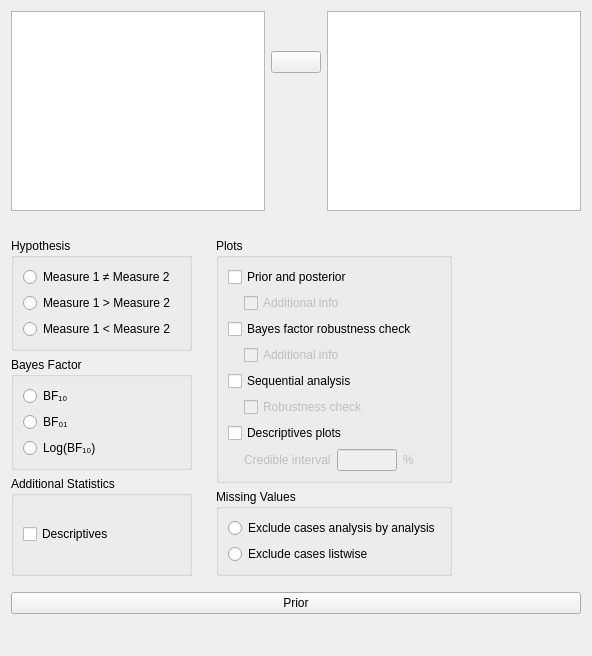
Old version of the form JASP-Desktop/analysisforms/ttestbayesianpairedsamplesform.ui in the repository jasp-stats/jasp-desktop.
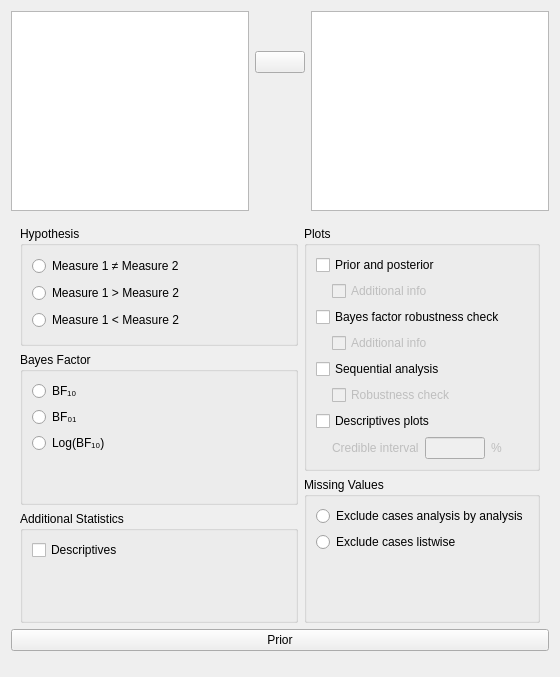
New version of the form. Custom widgets are drawn as their Qt base class.

Commit message:
Measure 1 > Measure 2 (an option for the Bayesian paired t-test) is cut off
Solves #2123

Some options in the Hypothesis in the Bayesian Paired Samples T-Test
were cut off.

Patch:
```diff
--- a/JASP-Desktop/analysisforms/ttestbayesianpairedsamplesform.ui
+++ b/JASP-Desktop/analysisforms/ttestbayesianpairedsamplesform.ui
@@ -6,8 +6,8 @@
    <rect>
     <x>0</x>
     <y>0</y>
-    <width>592</width>
-    <height>656</height>
+    <width>560</width>
+    <height>674</height>
    </rect>
   </property>
   <property name="sizePolicy">
@@ -19,184 +19,144 @@
   <property name="windowTitle">
    <string>Form</string>
   </property>
-  <layout class="QGridLayout" name="gridLayout_8">
-   <property name="verticalSpacing">
-    <number>0</number>
-   </property>
-   <item row="2" column="0">
-    <widget class="QWidget" name="priorBox" native="true">
-     <layout class="QGridLayout" name="gridLayout_10">
-      <property name="leftMargin">
-       <number>0</number>
-      </property>
-      <property name="topMargin">
-       <number>0</number>
-      </property>
-      <property name="rightMargin">
-       <number>0</number>
-      </property>
-      <item row="0" column="0" rowspan="2" colspan="2">
-       <widget class="ExpanderButton" name="expanderPrior">
-        <property name="text">
-         <string>Prior</string>
-        </property>
-       </widget>
-      </item>
-      <item row="3" column="0">
-       <widget class="SubjectivePriorsWidget" name="subjectivePriors" native="true">
-        <property name="sizePolicy">
-         <sizepolicy hsizetype="Expanding" vsizetype="Fixed">
-          <horstretch>0</horstretch>
-          <verstretch>0</verstretch>
-         </sizepolicy>
-        </property>
-        <property name="minimumSize">
-         <size>
-          <width>0</width>
-          <height>0</height>
-         </size>
-        </property>
-        <layout class="QGridLayout" name="gridLayout_12">
-         <property name="leftMargin">
-          <number>0</number>
-         </property>
-         <property name="topMargin">
-          <number>0</number>
-         </property>
-         <property name="rightMargin">
-          <number>0</number>
-         </property>
-         <property name="verticalSpacing">
-          <number>0</number>
-         </property>
-        </layout>
-       </widget>
-      </item>
-     </layout>
-    </widget>
-   </item>
-   <item row="1" column="0">
-    <widget class="QWidget" name="options" native="true">
-     <property name="sizePolicy">
-      <sizepolicy hsizetype="Fixed" vsizetype="Fixed">
-       <horstretch>0</horstretch>
-       <verstretch>0</verstretch>
-      </sizepolicy>
-     </property>
-     <layout class="QGridLayout" name="gridLayout_7">
-      <property name="leftMargin">
-       <number>0</number>
-      </property>
-      <property name="rightMargin">
-       <number>0</number>
-      </property>
-      <property name="bottomMargin">
-       <number>0</number>
-      </property>
-      <property name="horizontalSpacing">
-       <number>24</number>
-      </property>
-      <item row="0" column="0">
-       <widget class="QWidget" name="widget_2" native="true">
-        <property name="maximumSize">
-         <size>
-          <width>240</width>
-          <height>16777215</height>
-         </size>
-        </property>
         <layout class="QGridLayout" name="gridLayout_5">
+   <item row="0" column="0">
+    <widget class="QWidget" name="topWidget" native="true">
+     <property name="sizePolicy">
+      <sizepolicy hsizetype="Expanding" vsizetype="Fixed">
+       <horstretch>0</horstretch>
+       <verstretch>0</verstretch>
+      </sizepolicy>
+     </property>
+     <layout class="QGridLayout" name="gridLayout">
          <property name="leftMargin">
           <number>0</number>
          </property>
+      <property name="topMargin">
+       <number>0</number>
+      </property>
          <property name="rightMargin">
           <number>0</number>
          </property>
-         <item row="2" column="0">
-          <widget class="GroupBox" name="additionalStatisticsGroup">
-           <property name="title">
-            <string>Additional Statistics</string>
-           </property>
-           <layout class="QGridLayout" name="gridLayout_3">
-            <item row="0" column="0" colspan="2">
-             <widget class="BoundCheckBox" name="descriptives">
-              <property name="sizePolicy">
-               <sizepolicy hsizetype="Fixed" vsizetype="Fixed">
-                <horstretch>0</horstretch>
-                <verstretch>0</verstretch>
-               </sizepolicy>
-              </property>
-              <property name="text">
-               <string>Descriptives</string>
-              </property>
-             </widget>
-            </item>
-           </layout>
-          </widget>
-         </item>
-         <item row="1" column="0">
-          <widget class="BoundGroupBox" name="bayesFactorType">
-           <property name="title">
-            <string>Bayes Factor</string>
-           </property>
-           <property name="flat">
-            <bool>false</bool>
-           </property>
-           <layout class="QGridLayout" name="gridLayout_13">
-            <item row="1" column="0">
-             <widget class="QRadioButton" name="_2">
-              <property name="sizePolicy">
-               <sizepolicy hsizetype="Fixed" vsizetype="Fixed">
-                <horstretch>0</horstretch>
-                <verstretch>0</verstretch>
-               </sizepolicy>
-              </property>
-              <property name="text">
-               <string>BF₀₁</string>
-              </property>
-             </widget>
-            </item>
-            <item row="2" column="0">
-             <widget class="QRadioButton" name="_3">
-              <property name="sizePolicy">
-               <sizepolicy hsizetype="Fixed" vsizetype="Fixed">
-                <horstretch>0</horstretch>
-                <verstretch>0</verstretch>
-               </sizepolicy>
-              </property>
-              <property name="text">
-               <string>Log(BF₁₀)</string>
-              </property>
-             </widget>
-            </item>
-            <item row="0" column="0">
-             <widget class="QRadioButton" name="_1">
-              <property name="sizePolicy">
-               <sizepolicy hsizetype="Fixed" vsizetype="Fixed">
-                <horstretch>0</horstretch>
-                <verstretch>0</verstretch>
-               </sizepolicy>
-              </property>
-              <property name="text">
-               <string>BF₁₀</string>
-              </property>
-             </widget>
+      <property name="verticalSpacing">
+       <number>0</number>
+      </property>
+      <item row="0" column="1">
+       <spacer name="verticalSpacer_4">
+        <property name="orientation">
+         <enum>Qt::Vertical</enum>
+        </property>
+        <property name="sizeType">
+         <enum>QSizePolicy::Fixed</enum>
+        </property>
+        <property name="sizeHint" stdset="0">
+         <size>
+          <width>20</width>
+          <height>40</height>
+         </size>
+        </property>
+       </spacer>
+      </item>
+      <item row="2" column="1">
+       <spacer name="verticalSpacer_3">
+        <property name="orientation">
+         <enum>Qt::Vertical</enum>
+        </property>
+        <property name="sizeHint" stdset="0">
+         <size>
+          <width>20</width>
+          <height>40</height>
+         </size>
+        </property>
+       </spacer>
             </item>
             <item row="1" column="1">
-             <spacer name="horizontalSpacer">
-              <property name="orientation">
-               <enum>Qt::Horizontal</enum>
-              </property>
-              <property name="sizeHint" stdset="0">
+       <widget class="AssignButton" name="assignButton">
+        <property name="sizePolicy">
+         <sizepolicy hsizetype="Fixed" vsizetype="Fixed">
+          <horstretch>0</horstretch>
+          <verstretch>0</verstretch>
+         </sizepolicy>
+        </property>
+        <property name="minimumSize">
                <size>
-                <width>5</width>
-                <height>20</height>
-               </size>
-              </property>
-             </spacer>
+          <width>50</width>
+          <height>0</height>
+         </size>
+        </property>
+        <property name="maximumSize">
+         <size>
+          <width>50</width>
+          <height>16777215</height>
+         </size>
+        </property>
+        <property name="text">
+         <string/>
+        </property>
+       </widget>
+      </item>
+      <item row="0" column="0" rowspan="3">
+       <widget class="AvailableFieldsListView" name="availableFields">
+        <property name="sizePolicy">
+         <sizepolicy hsizetype="Preferred" vsizetype="Fixed">
+          <horstretch>0</horstretch>
+          <verstretch>0</verstretch>
+         </sizepolicy>
+        </property>
+        <property name="minimumSize">
+         <size>
+          <width>210</width>
+          <height>200</height>
+         </size>
+        </property>
+        <property name="maximumSize">
+         <size>
+          <width>16777215</width>
+          <height>400</height>
+         </size>
+        </property>
+       </widget>
+      </item>
+      <item row="0" column="3" rowspan="3">
+       <widget class="BoundPairsTable" name="pairs">
+        <property name="sizePolicy">
+         <sizepolicy hsizetype="Preferred" vsizetype="Fixed">
+          <horstretch>0</horstretch>
+          <verstretch>0</verstretch>
+         </sizepolicy>
+        </property>
+        <property name="minimumSize">
+         <size>
+          <width>210</width>
+          <height>200</height>
+         </size>
+        </property>
+        <property name="maximumSize">
+         <size>
+          <width>16777215</width>
+          <height>400</height>
+         </size>
+        </property>
+       </widget>
             </item>
            </layout>
           </widget>
          </item>
+   <item row="1" column="0">
+    <widget class="QWidget" name="options" native="true">
+     <property name="sizePolicy">
+      <sizepolicy hsizetype="Expanding" vsizetype="Fixed">
+       <horstretch>0</horstretch>
+       <verstretch>0</verstretch>
+      </sizepolicy>
+     </property>
+     <layout class="QGridLayout" name="gridLayout_2">
+      <property name="topMargin">
+       <number>0</number>
+      </property>
+      <property name="bottomMargin">
+       <number>0</number>
+      </property>
          <item row="0" column="0">
           <widget class="BoundGroupBox" name="hypothesis">
            <property name="title">
@@ -245,14 +205,14 @@
               </property>
              </widget>
             </item>
-            <item row="1" column="1">
-             <spacer name="horizontalSpacer_3">
+         <item row="0" column="1">
+          <spacer name="horizontalSpacer_2">
               <property name="orientation">
                <enum>Qt::Horizontal</enum>
               </property>
               <property name="sizeHint" stdset="0">
                <size>
-                <width>5</width>
+             <width>40</width>
                 <height>20</height>
                </size>
               </property>
@@ -261,57 +221,7 @@
            </layout>
           </widget>
          </item>
-        </layout>
-       </widget>
-      </item>
-      <item row="0" column="1">
-       <widget class="QWidget" name="widget_3" native="true">
-        <layout class="QGridLayout" name="gridLayout_2">
-         <property name="leftMargin">
-          <number>0</number>
-         </property>
-         <property name="rightMargin">
-          <number>0</number>
-         </property>
-         <item row="2" column="0" colspan="2">
-          <widget class="BoundGroupBox" name="missingValues">
-           <property name="title">
-            <string>Missing Values</string>
-           </property>
-           <property name="flat">
-            <bool>false</bool>
-           </property>
-           <layout class="QGridLayout" name="gridLayout_6">
-            <item row="0" column="0">
-             <widget class="QRadioButton" name="_1excludeAnalysisByAnalysis">
-              <property name="sizePolicy">
-               <sizepolicy hsizetype="Fixed" vsizetype="Fixed">
-                <horstretch>0</horstretch>
-                <verstretch>0</verstretch>
-               </sizepolicy>
-              </property>
-              <property name="text">
-               <string>Exclude cases analysis by analysis</string>
-              </property>
-             </widget>
-            </item>
-            <item row="1" column="0">
-             <widget class="QRadioButton" name="_2excludeListwise">
-              <property name="sizePolicy">
-               <sizepolicy hsizetype="Fixed" vsizetype="Fixed">
-                <horstretch>0</horstretch>
-                <verstretch>0</verstretch>
-               </sizepolicy>
-              </property>
-              <property name="text">
-               <string>Exclude cases listwise</string>
-              </property>
-             </widget>
-            </item>
-           </layout>
-          </widget>
-         </item>
-         <item row="1" column="0" colspan="2">
+      <item row="0" column="1" rowspan="2">
           <widget class="GroupBox" name="plotsGroup">
            <property name="title">
             <string>Plots</string>
@@ -505,41 +415,49 @@
            </layout>
           </widget>
          </item>
-        </layout>
-       </widget>
-      </item>
-     </layout>
-    </widget>
-   </item>
+      <item row="2" column="1" rowspan="2">
+       <widget class="BoundGroupBox" name="missingValues">
+        <property name="title">
+         <string>Missing Values</string>
+        </property>
+        <property name="flat">
+         <bool>false</bool>
+        </property>
+        <layout class="QGridLayout" name="gridLayout_6">
+         <property name="bottomMargin">
+          <number>0</number>
+         </property>
+         <item row="1" column="0">
+          <widget class="QRadioButton" name="_2excludeListwise">
+           <property name="sizePolicy">
+            <sizepolicy hsizetype="Fixed" vsizetype="Fixed">
+             <horstretch>0</horstretch>
+             <verstretch>0</verstretch>
+            </sizepolicy>
+           </property>
+           <property name="text">
+            <string>Exclude cases listwise</string>
+           </property>
+          </widget>
+         </item>
    <item row="0" column="0">
-    <widget class="QWidget" name="topWidget" native="true">
+          <widget class="QRadioButton" name="_1excludeAnalysisByAnalysis">
      <property name="sizePolicy">
-      <sizepolicy hsizetype="Expanding" vsizetype="Fixed">
+            <sizepolicy hsizetype="Fixed" vsizetype="Fixed">
        <horstretch>0</horstretch>
        <verstretch>0</verstretch>
       </sizepolicy>
      </property>
-     <layout class="QGridLayout" name="gridLayout">
-      <property name="leftMargin">
-       <number>0</number>
-      </property>
-      <property name="topMargin">
-       <number>0</number>
-      </property>
-      <property name="rightMargin">
-       <number>0</number>
-      </property>
-      <property name="verticalSpacing">
-       <number>0</number>
-      </property>
-      <item row="0" column="1">
-       <spacer name="verticalSpacer_4">
+           <property name="text">
+            <string>Exclude cases analysis by analysis</string>
+           </property>
+          </widget>
+         </item>
+         <item row="2" column="0">
+          <spacer name="verticalSpacer_5">
         <property name="orientation">
          <enum>Qt::Vertical</enum>
         </property>
-        <property name="sizeType">
-         <enum>QSizePolicy::Fixed</enum>
-        </property>
         <property name="sizeHint" stdset="0">
          <size>
           <width>20</width>
@@ -548,85 +466,182 @@
         </property>
        </spacer>
       </item>
-      <item row="2" column="1">
-       <spacer name="verticalSpacer_3">
-        <property name="orientation">
-         <enum>Qt::Vertical</enum>
+        </layout>
+       </widget>
+      </item>
+      <item row="1" column="0" rowspan="2">
+       <widget class="BoundGroupBox" name="bayesFactorType">
+        <property name="title">
+         <string>Bayes Factor</string>
         </property>
-        <property name="sizeHint" stdset="0">
-         <size>
-          <width>20</width>
-          <height>40</height>
-         </size>
+        <property name="flat">
+         <bool>false</bool>
         </property>
-       </spacer>
+        <layout class="QGridLayout" name="gridLayout_13">
+         <item row="0" column="0">
+          <widget class="QRadioButton" name="_1">
+           <property name="sizePolicy">
+            <sizepolicy hsizetype="Fixed" vsizetype="Fixed">
+             <horstretch>0</horstretch>
+             <verstretch>0</verstretch>
+            </sizepolicy>
+           </property>
+           <property name="text">
+            <string>BF₁₀</string>
+           </property>
+          </widget>
+         </item>
+         <item row="2" column="0">
+          <widget class="QRadioButton" name="_3">
+           <property name="sizePolicy">
+            <sizepolicy hsizetype="Fixed" vsizetype="Fixed">
+             <horstretch>0</horstretch>
+             <verstretch>0</verstretch>
+            </sizepolicy>
+           </property>
+           <property name="text">
+            <string>Log(BF₁₀)</string>
+           </property>
+          </widget>
       </item>
       <item row="1" column="1">
-       <widget class="AssignButton" name="assignButton">
+          <spacer name="horizontalSpacer">
+           <property name="orientation">
+            <enum>Qt::Horizontal</enum>
+           </property>
+           <property name="sizeHint" stdset="0">
+            <size>
+             <width>5</width>
+             <height>20</height>
+            </size>
+           </property>
+          </spacer>
+         </item>
+         <item row="1" column="0">
+          <widget class="QRadioButton" name="_2">
         <property name="sizePolicy">
          <sizepolicy hsizetype="Fixed" vsizetype="Fixed">
+             <horstretch>0</horstretch>
+             <verstretch>0</verstretch>
+            </sizepolicy>
+           </property>
+           <property name="text">
+            <string>BF₀₁</string>
+           </property>
+          </widget>
+         </item>
+         <item row="3" column="0" colspan="2">
+          <spacer name="verticalSpacer_2">
+           <property name="orientation">
+            <enum>Qt::Vertical</enum>
+           </property>
+           <property name="sizeHint" stdset="0">
+            <size>
+             <width>20</width>
+             <height>40</height>
+            </size>
+           </property>
+          </spacer>
+         </item>
+        </layout>
+       </widget>
+      </item>
+      <item row="3" column="0">
+       <widget class="GroupBox" name="additionalStatisticsGroup">
+        <property name="title">
+         <string>Additional Statistics</string>
+        </property>
+        <layout class="QGridLayout" name="gridLayout_3">
+         <property name="bottomMargin">
+          <number>0</number>
+         </property>
+         <item row="0" column="0" colspan="2">
+          <widget class="BoundCheckBox" name="descriptives">
+           <property name="sizePolicy">
+            <sizepolicy hsizetype="Fixed" vsizetype="Fixed">
+             <horstretch>0</horstretch>
+             <verstretch>0</verstretch>
+            </sizepolicy>
+           </property>
+           <property name="text">
+            <string>Descriptives</string>
+           </property>
+          </widget>
+         </item>
+         <item row="1" column="0">
+          <spacer name="verticalSpacer">
+           <property name="orientation">
+            <enum>Qt::Vertical</enum>
+           </property>
+           <property name="sizeHint" stdset="0">
+            <size>
+             <width>20</width>
+             <height>40</height>
+            </size>
+           </property>
+          </spacer>
+         </item>
+        </layout>
+       </widget>
+      </item>
+     </layout>
+    </widget>
+   </item>
+   <item row="2" column="0">
+    <widget class="QWidget" name="priorBox" native="true">
+     <property name="sizePolicy">
+      <sizepolicy hsizetype="Preferred" vsizetype="Preferred">
+       <horstretch>0</horstretch>
+       <verstretch>0</verstretch>
+      </sizepolicy>
+     </property>
+     <layout class="QGridLayout" name="gridLayout_10">
+      <property name="leftMargin">
+       <number>0</number>
+      </property>
+      <property name="topMargin">
+       <number>0</number>
+      </property>
+      <property name="rightMargin">
+       <number>0</number>
+      </property>
+      <property name="bottomMargin">
+       <number>0</number>
+      </property>
+      <item row="3" column="0">
+       <widget class="SubjectivePriorsWidget" name="subjectivePriors" native="true">
+        <property name="sizePolicy">
+         <sizepolicy hsizetype="Expanding" vsizetype="Fixed">
           <horstretch>0</horstretch>
           <verstretch>0</verstretch>
          </sizepolicy>
         </property>
         <property name="minimumSize">
          <size>
-          <width>50</width>
+          <width>0</width>
           <height>0</height>
          </size>
         </property>
-        <property name="maximumSize">
-         <size>
-          <width>50</width>
-          <height>16777215</height>
-         </size>
-        </property>
+        <layout class="QGridLayout" name="gridLayout_12">
+         <property name="leftMargin">
+          <number>0</number>
+         </property>
+         <property name="topMargin">
+          <number>0</number>
+         </property>
+         <property name="rightMargin">
+          <number>0</number>
+         </property>
+         <property name="verticalSpacing">
+          <number>0</number>
+         </property>
+        </layout>
+       </widget>
+      </item>
+      <item row="1" column="0" colspan="2">
+       <widget class="ExpanderButton" name="expanderPrior">
         <property name="text">
-         <string/>
-        </property>
-       </widget>
-      </item>
-      <item row="0" column="0" rowspan="3">
-       <widget class="AvailableFieldsListView" name="availableFields">
-        <property name="sizePolicy">
-         <sizepolicy hsizetype="Preferred" vsizetype="Fixed">
-          <horstretch>0</horstretch>
-          <verstretch>0</verstretch>
-         </sizepolicy>
-        </property>
-        <property name="minimumSize">
-         <size>
-          <width>210</width>
-          <height>200</height>
-         </size>
-        </property>
-        <property name="maximumSize">
-         <size>
-          <width>16777215</width>
-          <height>400</height>
-         </size>
-        </property>
-       </widget>
-      </item>
-      <item row="0" column="3" rowspan="3">
-       <widget class="BoundPairsTable" name="pairs">
-        <property name="sizePolicy">
-         <sizepolicy hsizetype="Preferred" vsizetype="Fixed">
-          <horstretch>0</horstretch>
-          <verstretch>0</verstretch>
-         </sizepolicy>
-        </property>
-        <property name="minimumSize">
-         <size>
-          <width>210</width>
-          <height>200</height>
-         </size>
-        </property>
-        <property name="maximumSize">
-         <size>
-          <width>16777215</width>
-          <height>400</height>
-         </size>
+         <string>Prior</string>
         </property>
        </widget>
       </item>
```
Lines whose indentation alone changed are shown as unchanged.
